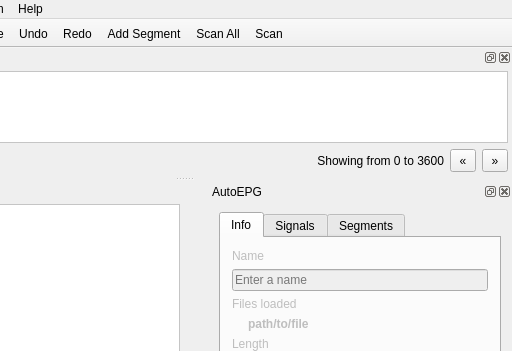
This is mainwindow.ui in franciscoadasme/a2epg as Qt 5 draws it before an edit; both pictures show x 144 to 656 and y 0 to 351 of the 656 by 590 pixel window. The edited form follows.
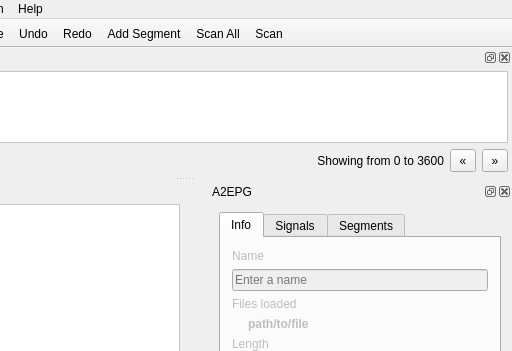
This is the edited form. Icons and pictures are not drawn. Custom widgets are drawn as their Qt base class.

Commit message: Changed AutoEPG to A2EPG

What changed in the file:
```diff
--- a/mainwindow.ui
+++ b/mainwindow.ui
@@ -298,7 +298,7 @@
     <set>Qt::LeftDockWidgetArea|Qt::RightDockWidgetArea</set>
    </property>
    <property name="windowTitle">
-    <string>AutoEPG</string>
+    <string>A2EPG</string>
    </property>
    <attribute name="dockWidgetArea">
     <number>2</number>
```
Left out of the diff: 2 changed lines with no effect on the pictures. The commit also changes 15 other files.
